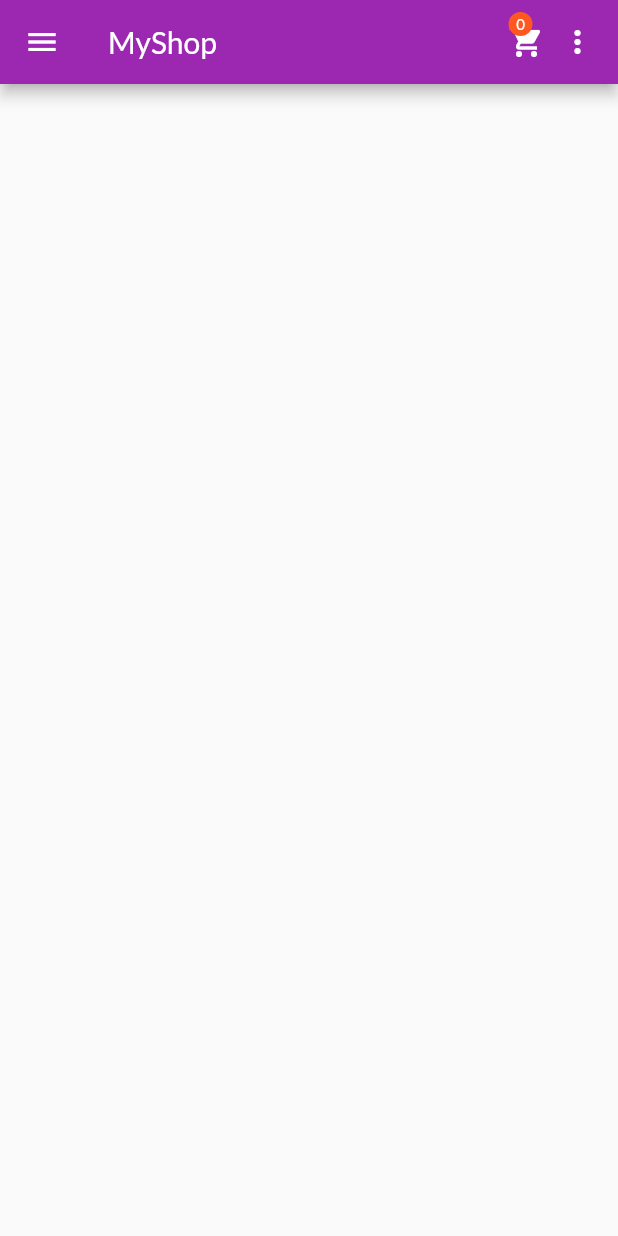
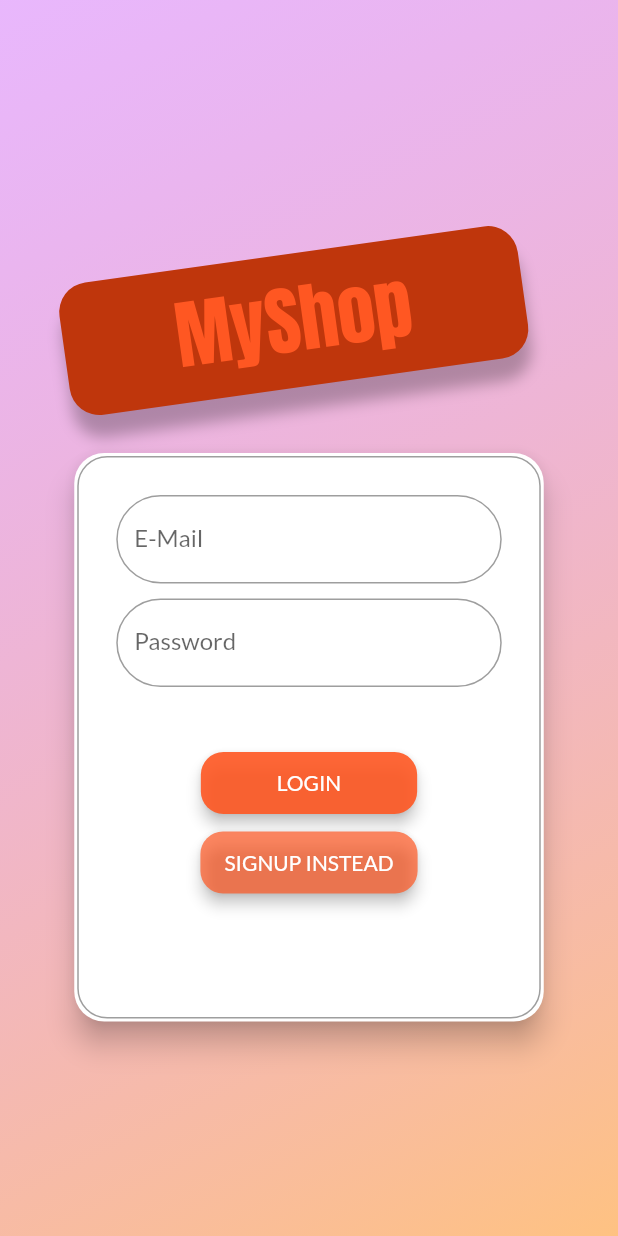
Before and after one commit to vi5hnuu/shopapp, a Flutter app: the screen it shows after launch, on a phone screen of 412 x 824 dp. Run offline on Flutter 3.47's test engine with Material 2 defaults, Android fonts, the phone set to English and light mode, and no system bars; our stand-ins replace cloud_firestore, firebase_core; accounts and stored records are empty.

Commit message:
auth screen added... signup and login working..can be improved.. ...auth not added to shop retive and save...........

```diff
--- /dev/null
+++ b/lib/http_exception.dart
@@ -0,0 +1,9 @@
+class HttpException implements Exception{
+  String cause;
+  HttpException(this.cause);
+
+  @override
+  String toString(){
+    return cause;
+  }
+}
--- a/lib/main.dart
+++ b/lib/main.dart
@@ -1,7 +1,9 @@
 import 'package:flutter/material.dart';
+import 'package:shopapp/providers/auth.dart';
 import 'package:shopapp/providers/cart.dart';
 import 'package:shopapp/providers/orders.dart';
 import 'package:shopapp/providers/products.dart';
+import 'package:shopapp/screens/auth_screen.dart';
 import 'package:shopapp/screens/cart_screen.dart';
 import 'package:shopapp/screens/edit_product.dart';
 import 'package:shopapp/screens/orders_screen.dart';
@@ -34,12 +36,16 @@ class MyApp extends StatelessWidget {
   Widget build(BuildContext context) {
     return MultiProvider(
       providers: [
+        ChangeNotifierProvider(create: (BuildContext ctx)=>Auth()),
         ChangeNotifierProvider(create: (BuildContext ctx)=>Products()),
         ChangeNotifierProvider(create: (BuildContext ctx)=>Cart()),
         ChangeNotifierProvider(create: (BuildContext ctx)=>Orders()),
       ],
-      child: MaterialApp(
-        title: 'Flutter Demo',
+      child: Consumer<Auth>(
+        builder: (BuildContext ctx,auth,_){
+          print('rebuild');
+          return MaterialApp(
+            title: 'MyShop',
             theme: ThemeData(
               colorScheme: ColorScheme.fromSwatch(
                   primarySwatch: Colors.purple,
@@ -47,25 +53,19 @@ class MyApp extends StatelessWidget {
               ),
               fontFamily: 'Lato',
             ),
-        initialRoute: '/',
+            home:auth.isAuth ? ProductOverviewScreen() : AuthScreen(),//with initial route not working
             routes: {
-          '/':(BuildContext ctx){return ProductOverviewScreen();},
+              // ProductOverviewScreen.routeName:(BuildContext ctx){return ProductOverviewScreen();},
               ProductDetailScreen.routeName:(BuildContext ctx){return ProductDetailScreen();},
               CartScreen.routeName:(BuildContext ctx){return CartScreen();},
               OrdersScreen.routeName:(BuildContext ctx){return OrdersScreen();},
               UserProductScreen.routeName:(BuildContext ctx){return UserProductScreen();},
               EditProductScreen.routeName:(BuildContext ctx){return EditProductScreen();},
+              // AuthScreen.routeName:(BuildContext ctx){return AuthScreen();}
+            },
+          );
         },
       ),
     );
   }
 }
-
-class MyHomePage extends StatelessWidget {
-  const MyHomePage({Key? key}) : super(key: key);
-
-  @override
-  Widget build(BuildContext context) {
-    return ProductOverviewScreen();
-  }
-}
--- /dev/null
+++ b/lib/providers/auth.dart
@@ -0,0 +1,70 @@
+
+import 'dart:io';
+
+import 'package:flutter/material.dart';
+import 'package:http/http.dart' as http;
+import 'dart:convert';
+
+
+/*
+the token is used to tell that this user is logged in and now load products
+but for firestore i dont know how to pass token
+so i have set rule that load products when anyone logged in
+*/
+class Auth with ChangeNotifier{
+   String? _token;//expire after some time
+   DateTime? _expireDate;
+   String? _userId;
+
+  bool get isAuth{
+    print(token!=null);
+      return token!=null;
+  }
+
+  String? get token{
+    if(_expireDate!=null && _expireDate!.isAfter(DateTime.now()) && _token!=null){
+      return _token;
+    }
+    return null;
+  }
+
+  Future<void> _authenticate({required String email,required String password,required String urlSegment}) async{
+    final url='https://identitytoolkit.googleapis.com/v1/accounts:${urlSegment}?key=AIzaSyDxKFgPIq8P0MMj7FN7tBglT35DB_qy2ec';
+    final body=jsonEncode({
+      'email':email,
+      'password':password,
+      'returnSecureToken':true
+    });
+    final http.Response response;
+    try{
+      response=await http.post(Uri.parse(url),body: body);
+      final responseData=jsonDecode(response.body);
+      if(responseData['error']!=null){
+        throw HttpException(responseData['error']['message']);
+      }
+      _token=responseData['idToken'];
+      _userId=responseData['localId'];
+      _expireDate=DateTime.now().add(Duration(seconds: int.parse(responseData['expiresIn'])));
+      // print(_token);
+      // print(_userId);
+      // print(_expireDate);
+      notifyListeners();
+    }catch(e){
+        print(e);
+        rethrow;
+    }
+  }
+
+  Future<void> signUp({required String email,required String password}) async{
+    //await necessary because we dont want signUp to complete immediately[loading curson is shoul only ultill signUp completes and if we dont use await it simple completes putting authenticate out of flow which himself is async]
+    await _authenticate(email: email, password: password, urlSegment: 'signUp');
+  //or put return inplace of await
+  }
+
+  //login
+  Future<void> signIn({required String email,required String password}) async{
+    //await necessary because we dont want signIn to complete immediately[loading curson is shoul only ultill signIn completes and if we dont use await it simple completes putting authenticate out of flow which himself is async]
+    await _authenticate(email: email, password: password, urlSegment: 'signInWithPassword');
+    //or put return inplace of await
+  }
+}
--- a/lib/providers/products.dart
+++ b/lib/providers/products.dart
@@ -28,7 +28,7 @@ class Products with ChangeNotifier {
   }
 
   Future<void> reloadData() async{
-    await this.loadData().then((value) =>notifyListeners()); //await then notify the screens using the products [we refreshed this in your products screen which is listening for products change]
+    this.loadData().then((value) =>notifyListeners()); //await then notify the screens using the products [we refreshed this in your products screen which is listening for products change]
     //we call notify listenners only after all products are loaded not after single product is loaded
   }
 
--- /dev/null
+++ b/lib/screens/auth_screen.dart
@@ -0,0 +1,311 @@
+import 'dart:io';
+import 'dart:math';
+import 'package:flutter/material.dart';
+import 'package:provider/provider.dart';
+
+import '../providers/auth.dart';
+
+/*
+i am not using fireBase auth package instead using firebase rest api
+for auth screen
+* */
+enum AuthMode { Signup, Login }
+
+class AuthScreen extends StatelessWidget {
+  static const routeName = '/authScreen';
+  const AuthScreen({Key? key}) : super(key: key);
+
+  @override
+  Widget build(BuildContext context) {
+    final deviceSize = MediaQuery.of(context).size;
+    return Scaffold(
+      body: Stack(
+        children: [
+          Container(
+            decoration: BoxDecoration(
+              gradient: LinearGradient(
+                colors: [
+                  Color.fromRGBO(215, 117, 255, 0.5),
+                  Color.fromRGBO(255, 188, 117, 0.9),
+                ],
+                begin: Alignment.topLeft,
+                end: Alignment.bottomRight,
+              ),
+            ),
+          ),
+          SingleChildScrollView(
+            child: Container(
+              margin: EdgeInsets.only(top: 50),
+              height: deviceSize.height-50,
+              width: deviceSize.width,
+              child: Column(
+                mainAxisAlignment: MainAxisAlignment.center,
+                crossAxisAlignment: CrossAxisAlignment.center,
+                children: [
+                  Flexible(
+                    flex: 1,
+                    fit: FlexFit.loose,
+                    child: Container(
+                      margin: EdgeInsets.only(bottom: 20),
+                      padding:
+                          EdgeInsets.symmetric(vertical: 8.0, horizontal: 75.0),
+                      transform: Matrix4.rotationZ(-8 * pi / 180)
+                        ..translate(-15.0),//special operator[return the prev i,e Matrix4]
+                      /*
+                      same as
+                      final x=Matrix4.rotationZ(m);
+                      x.translate(l);
+                      */
+                      decoration: BoxDecoration(
+                        borderRadius: BorderRadius.circular(20),
+                        color: Colors.deepOrange.shade900,
+                        boxShadow: [
+                          BoxShadow(
+                            blurRadius: 8,
+                            color: Colors.black26,
+                            offset: Offset(0, 15),
+                          ),
+                        ],
+                      ),
+                      child: Text(
+                        'MyShop',
+                        style: TextStyle(
+                            color: Theme.of(context).colorScheme.secondary,
+                            fontSize: 50,
+                            fontFamily: 'Anton',
+                            fontWeight: FontWeight.normal),
+                      ),
+                    ),
+                  ),
+                  Flexible(
+                    flex: deviceSize.width > 600 ? 2 : 1,
+                    fit: FlexFit.tight,
+                    child: AuthCard(),
+                  ),
+                ],
+              ),
+            ),
+          )
+        ],
+      ),
+    );
+  }
+}
+
+class AuthCard extends StatefulWidget {
+  const AuthCard({Key? key}) : super(key: key);
+
+  @override
+  State<AuthCard> createState() => _AuthCardState();
+}
+
+class _AuthCardState extends State<AuthCard> {
+  final GlobalKey<FormState> _formKey = GlobalKey();
+  AuthMode _authMode = AuthMode.Login;
+  Map<String, String> _authData = {'email': '', 'password': ''};
+  var _isLoading = false;
+  final _passwordController = TextEditingController();
+
+  Future<void> _showErrorDialog(String message){
+    return showDialog(context: context, builder: (BuildContext ctx){
+      return AlertDialog(
+          title: Text('⚠️ Error',style: TextStyle(color: Colors.red),),
+          content: Text(message),
+        scrollable: true,
+        elevation: 4,
+        shape: RoundedRectangleBorder(borderRadius: BorderRadius.circular(15),),
+        backgroundColor: Colors.white.withOpacity(0.6),
+        actions: [
+          OutlinedButton(onPressed: (){
+            Navigator.of(context).pop();
+          },
+            child: Text('ok',style: TextStyle(color: Colors.white),),
+          style: ButtonStyle(
+            shape: MaterialStateProperty.all(RoundedRectangleBorder(borderRadius: BorderRadius.circular(30),),),
+            backgroundColor: MaterialStateProperty.all(Colors.red),
+          ),
+          ),
+
+        ],
+      );
+    });
+  }
+  void _submit() async{
+    if (!_formKey.currentState!.validate()) {
+      //invalid
+      return;
+    }
+    _formKey.currentState?.save();
+    setState(() {
+      _isLoading = true;
+    });
+    try{
+      if (_authMode == AuthMode.Login) {
+        //Log user in
+        await Provider.of<Auth>(context,listen: false).signIn(email:_authData['email']!,password: _authData['password']!);
+      } else {
+        //Sign user up
+        await Provider.of<Auth>(context,listen: false).signUp(email:_authData['email']!,password: _authData['password']!);
+
+      }
+    }on HttpException catch(error){
+      var errorMessage='Authentication failed.';
+      final errorString=error.toString();
+      if(errorString.contains('EMAIL_EXISTS')){
+        errorMessage='The email address is already in use.';
+      }else if(errorString.contains('INVALID_EMAIL')){
+        errorMessage='The email address is invalid.';
+      }
+      else if(errorString.contains('WEAK_PASSWORD')){
+        errorMessage='The password is too weak.';
+      }
+      else if(errorString.contains('EMAIL_NOT_FOUND') || errorString.contains('INVALID_PASSWORD')){
+        errorMessage='Email not found or password is invalid.';
+      }
+      _showErrorDialog(errorMessage);
+    }catch(error){
+      var errorMessage='Could not authenticate you at the moment.';
+      _showErrorDialog(errorMessage);
+    }
+    setState(() {
+      _isLoading = false;
+    });
+  }
+
+  void _switchAuthMode() {
+    if (_authMode == AuthMode.Login) {
+      setState(() {
+        _authMode = AuthMode.Signup;
+      });
+    } else {
+      setState(() {
+        _authMode = AuthMode.Login;
+      });
+    }
+  }
+
+  @override
+  Widget build(BuildContext context) {
+    final mediaQuery = MediaQuery.of(context);
+    return Card(
+      shape: RoundedRectangleBorder(
+        borderRadius: BorderRadius.circular(20.0),
+      ),
+      elevation: 8.0,
+      child: Container(
+        constraints:
+            BoxConstraints(minHeight: _authMode == AuthMode.Signup ? 320 : 300),
+        margin: EdgeInsets.all(2),
+        decoration: BoxDecoration(
+          border:Border.all(color: Colors.grey),
+          borderRadius: BorderRadius.circular(20.0),
+        ),
+        width: mediaQuery.size.width * 0.75,
+        padding: EdgeInsets.all(25.0),
+        child: Form(
+          key: _formKey,
+          child: SingleChildScrollView(
+            child: Column(
+              mainAxisAlignment: MainAxisAlignment.center,
+              children: [
+                TextFormField(
+                  decoration: InputDecoration(
+                    labelText: 'E-Mail',
+                    border: OutlineInputBorder(
+                      borderRadius: BorderRadius.circular(30),
+                    ),
+                  ),
+                  keyboardType: TextInputType.emailAddress,
+                  validator: (value) {
+                    if (value == null ||
+                        value.isEmpty ||
+                        !value.contains('@')) {
+                      return 'Invalid email!';
+                    }
+                    return null;
+                  },
+                  onSaved: (value) {
+                    _authData['email'] = value!;
+                  },
+                ),
+                SizedBox(
+                  height: 10,
+                ),
+                TextFormField(
+                  decoration: InputDecoration(
+                    labelText: 'Password',
+                    border: OutlineInputBorder(
+                      borderRadius: BorderRadius.circular(30),
+                    ),
+                  ),
+                  obscureText: true,
+                  controller: _passwordController,
+                  validator: (value) {
+                    if (value == null || value.isEmpty || value.length < 5) {
+                      return 'Password is too short!';
+                    }
+                  },
+                  onSaved: (value) {
+                    _authData['password'] = value!;
+                  },
+                ),
+                SizedBox(
+                  height: 20,
+                ),
+                if (_authMode == AuthMode.Signup)
+                  TextFormField(
+                    enabled: _authMode == AuthMode.Signup,
+                    decoration: InputDecoration(
+                      labelText: 'Confirm password',
+                      border: OutlineInputBorder(
+                        borderRadius: BorderRadius.circular(30),
+                      ),
+                    ),
+                    obscureText: true,
+                    validator: _authMode == AuthMode.Signup
+                        ? (value) {
+                            if (value != _passwordController.text) {
+                              return 'Password do not match!';
+                            }
+                          }
+                        : null,
+                  ),
+                SizedBox(
+                  height: 20,
+                ),
+                if (_isLoading)
+                  CircularProgressIndicator()
+                else
+                  ElevatedButton(
+                    style: ButtonStyle(
+                      elevation: MaterialStateProperty.all(4),
+                      shape: MaterialStateProperty.all(RoundedRectangleBorder(borderRadius: BorderRadius.circular(15),),),
+                      minimumSize:mediaQuery.orientation==Orientation.landscape ?MaterialStateProperty.all(Size(mediaQuery.size.width*0.15,mediaQuery.size.width*0.05),) : MaterialStateProperty.all(Size(mediaQuery.size.width*0.35,mediaQuery.size.width*0.10),),
+                      backgroundColor: MaterialStateProperty.all(Colors.deepOrange.withOpacity(0.9),),
+                    ),
+                    child: Text(
+                        _authMode == AuthMode.Login ? 'LOGIN' : 'SIGN UP'),
+                    onPressed: _submit,
+                  ),
+                SizedBox(
+                  height: 5,
+                ),
+                ElevatedButton(
+                  style: ButtonStyle(
+                    elevation: MaterialStateProperty.all(4),
+                    shape: MaterialStateProperty.all(RoundedRectangleBorder(borderRadius: BorderRadius.circular(15),),),
+                    minimumSize:mediaQuery.orientation==Orientation.landscape ?MaterialStateProperty.all(Size(mediaQuery.size.width*0.15,mediaQuery.size.width*0.05),) : MaterialStateProperty.all(Size(mediaQuery.size.width*0.35,mediaQuery.size.width*0.10),),
+                    backgroundColor: MaterialStateProperty.all(Colors.deepOrange.withOpacity(0.7),),
+                  ),
+                  child: Text(
+                      '${_authMode == AuthMode.Login ? 'SIGNUP' : 'LOGIN'} INSTEAD'),
+                  onPressed: _switchAuthMode,
+                )
+              ],
+            ),
+          ),
+        ),
+      ),
+    );
+  }
+}
--- a/lib/screens/orders_screen.dart
+++ b/lib/screens/orders_screen.dart
@@ -66,8 +66,6 @@ class OrdersScreen extends StatefulWidget {
 }
 
 class _OrdersScreenState extends State<OrdersScreen> {
-  bool _loading=true;
-
   @override
   Widget build(BuildContext context) {
     print('Order screen rebuild');
--- a/lib/screens/product_overview_screen.dart
+++ b/lib/screens/product_overview_screen.dart
@@ -11,6 +11,7 @@ import 'package:provider/provider.dart';
 enum FilterOptions { Favourites, All }
 
 class ProductOverviewScreen extends StatefulWidget {
+  static const routeName='/productOverviewScreen';
   @override
   State<ProductOverviewScreen> createState() => _ProductOverviewScreenState();
 }
@@ -37,7 +38,7 @@ class _ProductOverviewScreenState extends State<ProductOverviewScreen> {
 
   @override
   Widget build(BuildContext context) {
-    // print('shop rebuild');
+    print('shop rebuild');
     return Scaffold(
       appBar: AppBar(
         title: Text('MyShop'),
@@ -115,7 +116,7 @@ class _ProductOverviewScreenState extends State<ProductOverviewScreen> {
       ),
       drawer: AppDrawer(),
       body:_isLoading ?Center(child: CircularProgressIndicator(),)  :RefreshIndicator(
-          onRefresh: Provider.of<Products>(context,listen: false).reloadData,
+          onRefresh: Provider.of<Products>(context,listen: true).reloadData,
           child: ProductsGrid(showFavs: _showOnlyFavourites)),
     );
   }
--- a/pubspec.yaml
+++ b/pubspec.yaml
@@ -50,7 +50,6 @@ dev_dependencies:
   http: ^0.13.4
   cloud_firestore: ^3.4.1
   firebase_core: ^1.20.0
-
 # For information on the generic Dart part of this file, see the
 # following page: https://dart.dev/tools/pub/pubspec
 
```
Also changed, not shown: 1 other file. Lines whose indentation alone changed are shown as unchanged.
